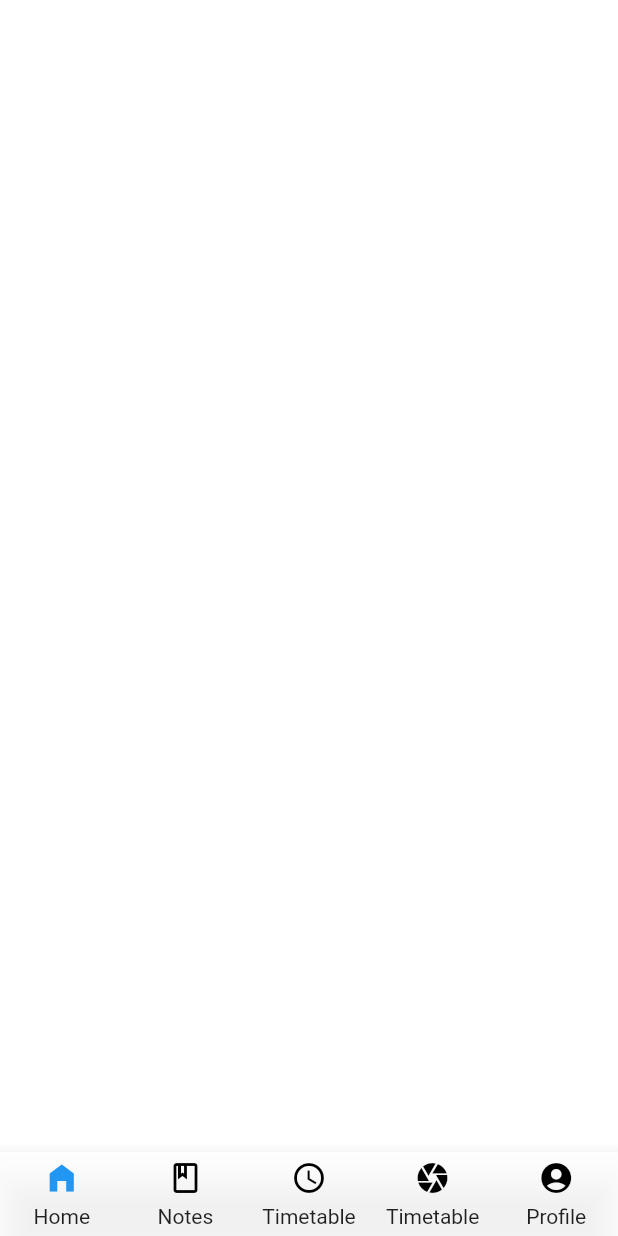
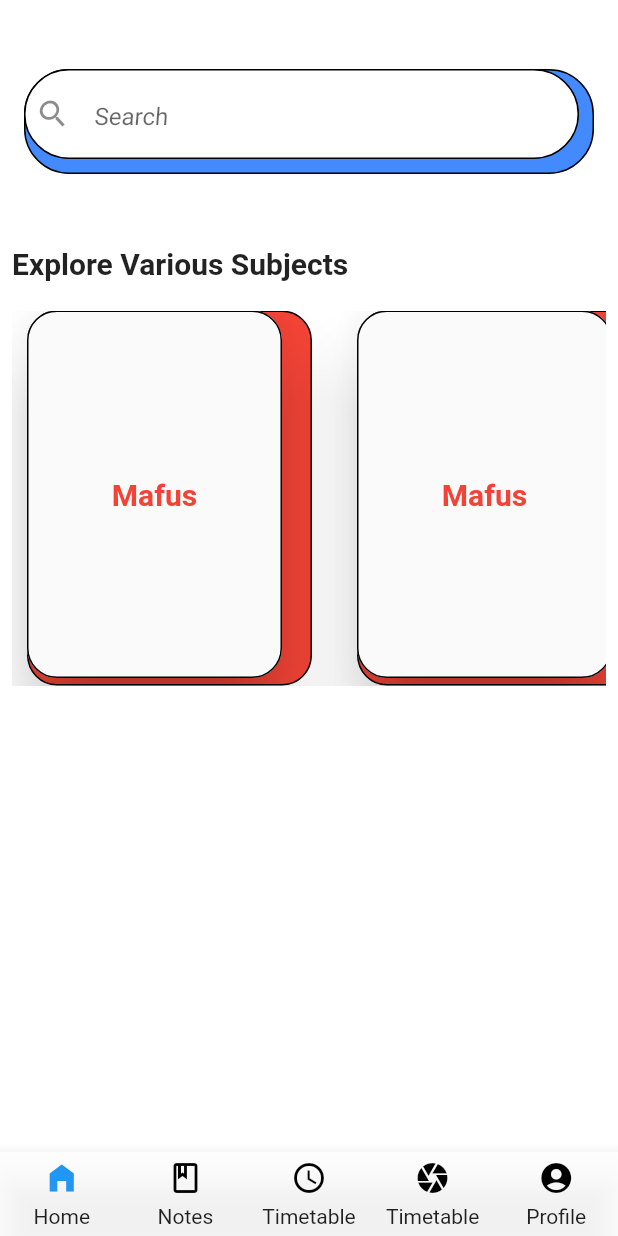
Before and after one commit to Dali125/notesMedia, a Flutter app: the screen it shows after launch, on a phone screen of 412 x 824 dp. Run offline on Flutter 3.47's test engine with Material 2 defaults, Android fonts, the light colour scheme and no system bars; drawn by our look-alikes of custom_navigation_bar; our stand-ins replace date_picker_timeline, firebase_core, fluttertoast, get, image_picker, sqflite and 1 more; missing offline and left inert: tflite_flutter; accounts and stored records are empty.

Commit message:
Added the subjects tab

```diff
--- a/lib/ui/global_home_index.dart
+++ b/lib/ui/global_home_index.dart
@@ -1,5 +1,9 @@
 
 import 'package:flutter/material.dart';
+import 'package:get/get.dart';
+import 'package:get/get_core/src/get_main.dart';
+import 'package:reposit_it/ui/mobile/notes/note_section.dart';
+import 'package:reposit_it/ui/mobile/timetable/timetable_home.dart';
 
 import '../constants/device_constants.dart';
 import 'desktop/home/desktop_home.dart';
@@ -15,11 +19,17 @@ class GlobalHomeIndex extends StatefulWidget {
 class _GlobalHomeIndexState extends State<GlobalHomeIndex> {
 
 
+  TimeTableController tc = Get.find();
+  NotebookSelectionController nsc = Get.find();
+
   @override
   Widget build(BuildContext context) {
     double width = MediaQuery.of(context).size.width;
     DeviceDimensions dimensions = DeviceDimensions();
+    tc.getTimeTable();
+    nsc.refreshNotebookData();
     return Container(
+
 
 
 
--- a/lib/ui/mobile/components/home_card.dart
+++ b/lib/ui/mobile/components/home_card.dart
@@ -0,0 +1,74 @@
+import 'package:flutter/material.dart';
+
+
+class HomeNotebook extends StatefulWidget {
+
+
+  const HomeNotebook({Key? key,}) : super(key: key);
+
+  @override
+  State<HomeNotebook> createState() => _HomeNotebookState();
+}
+
+class _HomeNotebookState extends State<HomeNotebook> {
+  @override
+  Widget build(BuildContext context) {
+
+    double width = MediaQuery.of(context).size.width;
+    return Stack(children: [
+
+
+
+      Padding(
+        padding: const EdgeInsets.only(left: 10, right: 20, ),
+        child: Material(
+          borderRadius: BorderRadius.circular(20),
+
+
+          child: Container(
+            width: 190,
+            height: 250,
+            decoration: BoxDecoration(
+                border: Border.all(
+                    color:  Theme.of(context).brightness == Brightness.dark ? Colors.white : Colors.black
+
+                ),
+                color: Colors.red,
+                borderRadius: BorderRadius.circular(20)
+            ),
+
+          ),
+        ),
+      ),
+
+      Padding(
+        padding: const EdgeInsets.only( right: 30, left: 10),
+        child: Material(
+          borderRadius: BorderRadius.circular(20),
+          elevation: 20,
+          child: Container(
+              width: 170,
+              height: 245,
+              decoration: BoxDecoration(
+                  border: Border.all(
+                      color:  Theme.of(context).brightness == Brightness.dark ? Colors.white : Colors.black
+
+                  ),
+                  borderRadius: BorderRadius.circular(20)
+              ),
+
+              child: const Center(
+                child: Padding(
+                  padding: EdgeInsets.all(10.0),
+                  child: Text(
+                    "Mafus",style: TextStyle(fontWeight: FontWeight.bold, fontSize: 20, color: Colors.red,),
+                  ),
+                ),
+              )
+
+          ),
+        ),
+      ),
+    ],);
+  }
+}
--- a/lib/ui/mobile/home/index_main.dart
+++ b/lib/ui/mobile/home/index_main.dart
@@ -1,4 +1,6 @@
 import 'package:flutter/material.dart';
+import 'package:reposit_it/ui/mobile/components/home_card.dart';
+import 'package:reposit_it/ui/mobile/search/colorful_search.dart';
 
 
 class IndexMain extends StatefulWidget {
@@ -9,16 +11,46 @@ class IndexMain extends StatefulWidget {
 }
 
 class _IndexMainState extends State<IndexMain> {
+
+   double fontSize = 20;
   @override
   Widget build(BuildContext context) {
     double width = MediaQuery.of(context).size.width;
     return Scaffold(
+      body: Padding(
+        padding: const EdgeInsets.all(8.0),
+        child: Column(
+          mainAxisAlignment: MainAxisAlignment.start,
+          crossAxisAlignment: CrossAxisAlignment.start,
+          children: [
+            const SizedBox(
+              height: 30,
+            ),
+            ColorfulSearch(),
+            const SizedBox(height: 40,),
 
-      appBar: AppBar(
-        title: Text('Home'),
-        elevation: 0,
-        backgroundColor: Theme.of(context).brightness == Brightness.dark ? Colors.transparent : Colors.white,
+            Text('Explore Various Subjects', style: TextStyle(
+              fontSize: fontSize,
+              fontWeight: FontWeight.bold
+            ),),
+
+            const SizedBox(height: 20,),
+            const SingleChildScrollView(
+              physics: BouncingScrollPhysics(),
+              scrollDirection: Axis.horizontal,
+              child: Row(
+                children: [
+                  HomeNotebook(),
+                  HomeNotebook(),
+                  HomeNotebook(),
+                  HomeNotebook(),
+                ],
+              ),
+            )
+          ],
+        ),
       ),
+
 
 
     );
--- a/lib/ui/mobile/notes/note_section.dart
+++ b/lib/ui/mobile/notes/note_section.dart
@@ -24,6 +24,13 @@ class NotebookSelectionController extends GetxController {
     List<Notebook> data = await db.getAllNotebooks();
     notebooks.value = data;
   }
+
+  @override
+  void onInit() {
+    // TODO: implement onInit
+    super.onInit();
+    refreshNotebookData();
+  }
 }
 
 
@@ -31,6 +38,7 @@ class NotebookSelectionController extends GetxController {
 class NoteBookSelection extends GetView<NotebookSelectionController>{
 
   NoteBookSelection();
+
 
 
   @override
--- a/lib/ui/mobile/timetable/timetable_home.dart
+++ b/lib/ui/mobile/timetable/timetable_home.dart
@@ -32,7 +32,7 @@ class TimeTableController extends GetxController{
   void onInit() {
 
     super.onInit();
-    ever(reminders, (_) => getTimeTable());
+    getTimeTable();
   }
 
 }
@@ -45,6 +45,11 @@ class TimeTableController extends GetxController{
 class TimetableIndex extends GetView<TimeTableController>{
 
   TimetableIndex();
+  int dayno = DateTime.now().day;
+  int month = DateTime.now().month;
+  int year = DateTime.now().year;
+
+
 
 
   @override
@@ -115,6 +120,18 @@ class TimetableIndex extends GetView<TimeTableController>{
                     controller.day.value = date.day;
                     print(formattedDate);
 
+                    // Split the date string using '/' as the separator
+                    List<String> dateParts = formattedDate.split('/');
+
+                    // Extract day, month, and year components
+                    dayno = int.parse(dateParts[1]);
+                    month = int.parse(dateParts[0]);
+                    year = int.parse(dateParts[2]);
+
+                    print('Day: $dayno');
+                    print('Month: $month');
+                    print('Year: $year');
+
                 },
               ),
 
@@ -137,12 +154,16 @@ class TimetableIndex extends GetView<TimeTableController>{
 
                     TimeTable timetable = controller.reminders[index];
 
+                    if(dayno == 1) {
                       return ColorfulCard(date: timetable.date,
                           startTime: timetable.startTime,
                           endTime: timetable.endTime,
                           repeating: timetable.repeating,
                           color: timetable.color,
                           subject: timetable.subject);
+                    }else{
+                      return Center();
+                    }
                   }
                   ,
                 );
```
Lines whose indentation alone changed are shown as unchanged.
